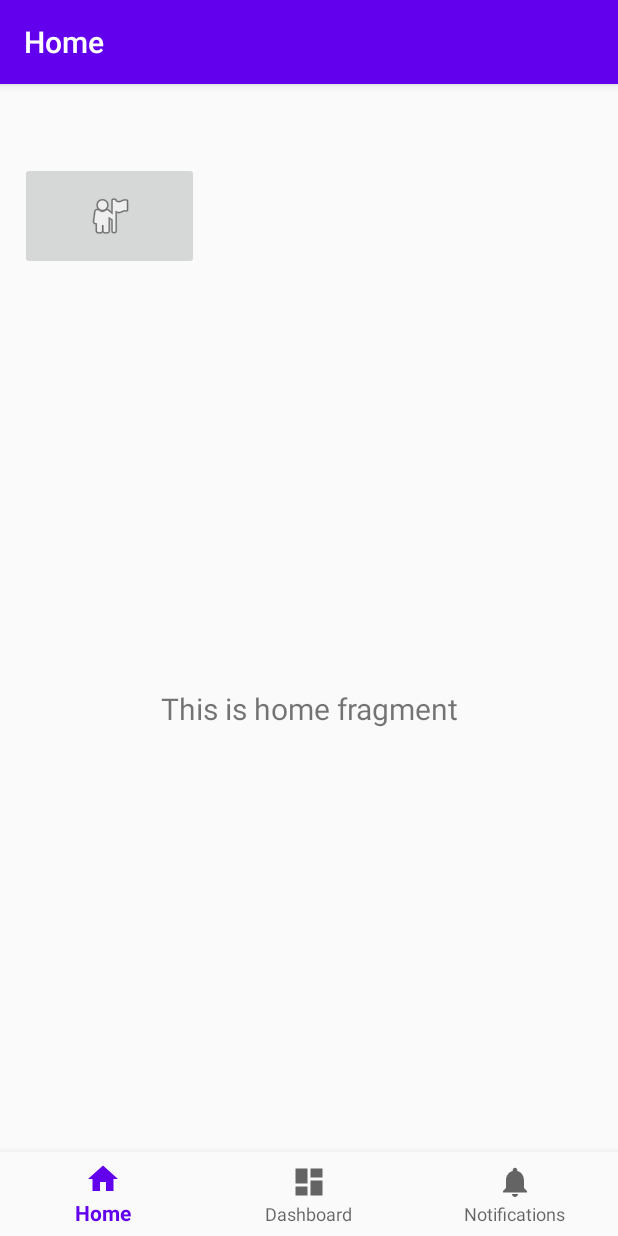
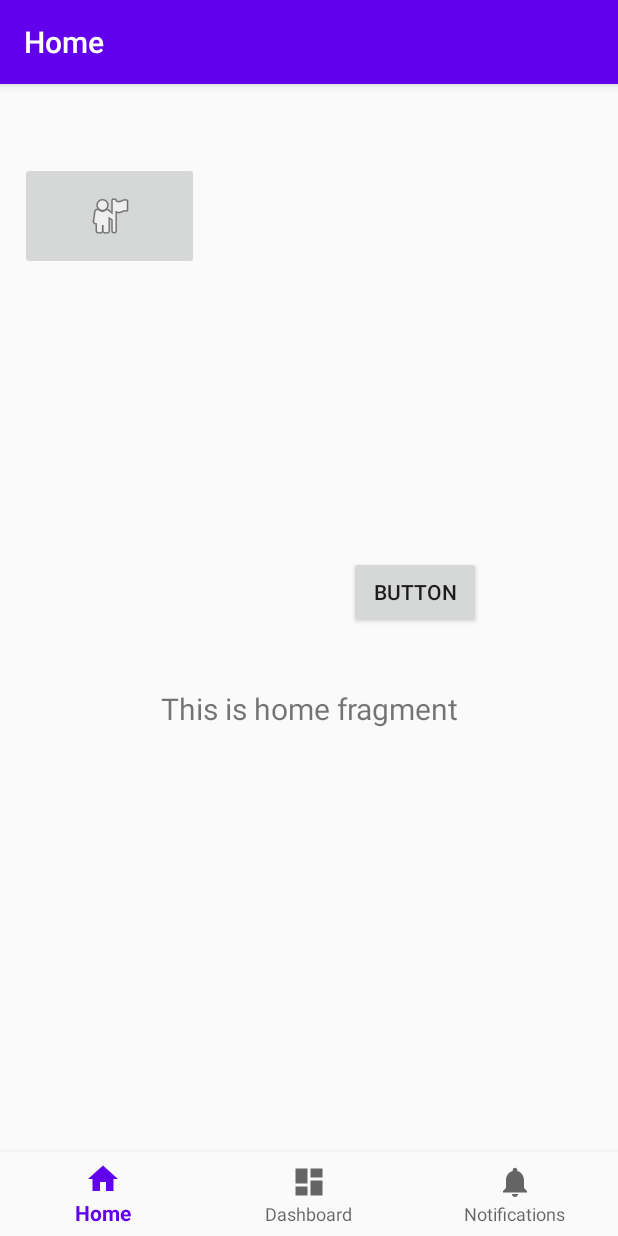
Before and after one commit to mhkh333/Plato_Final_Project, an Android app: the MainPageAsliActivity screen opened directly, with no data from a screen before it, on a phone screen of 412 x 824 dp. Run offline under Robolectric (Android 15) with nearby library versions, the phone set to English and light mode, and no system bars; our stand-ins replace navigation-ui.

Commit message:
button in activity main page asli added

```diff
--- a/app/src/main/res/layout/activity_main_page_asli.xml
+++ b/app/src/main/res/layout/activity_main_page_asli.xml
@@ -43,4 +43,16 @@
         app:layout_constraintVertical_bias="0.038"
         app:srcCompat="@android:drawable/ic_menu_myplaces" />
 
+    <Button
+        android:id="@+id/button3"
+        android:layout_width="wrap_content"
+        android:layout_height="wrap_content"
+        android:text="Button"
+        app:layout_constraintBottom_toTopOf="@+id/nav_view"
+        app:layout_constraintEnd_toEndOf="@+id/nav_host_fragment"
+        app:layout_constraintHorizontal_bias="0.718"
+        app:layout_constraintStart_toStartOf="@+id/nav_host_fragment"
+        app:layout_constraintTop_toTopOf="@+id/nav_host_fragment"
+        app:layout_constraintVertical_bias="0.451" />
+
 </androidx.constraintlayout.widget.ConstraintLayout>
```
Also changed, not shown: app/src/main/java/com/example/project/MessageSender.java (+29 -0 lines).
